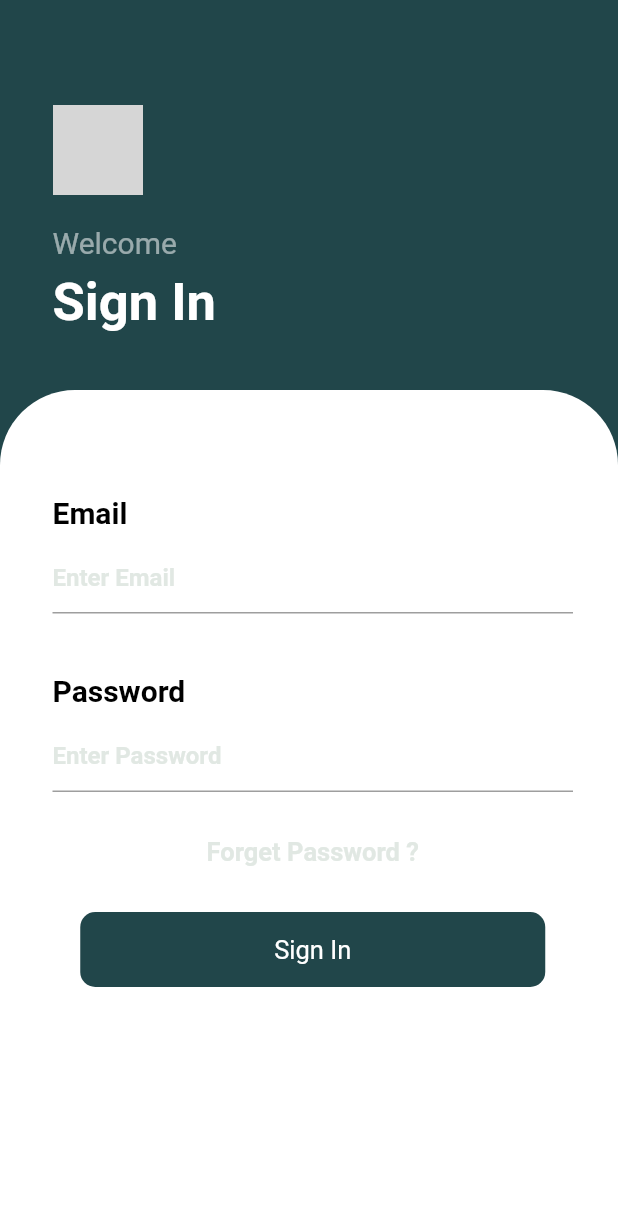
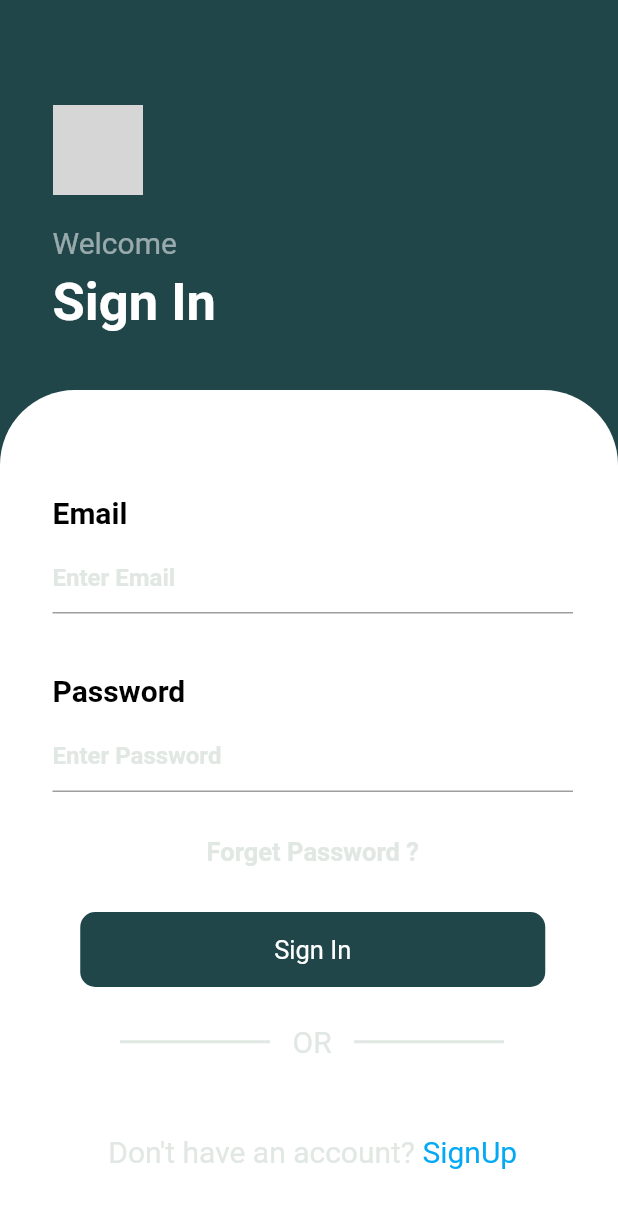
Before and after one commit to Elmurodjon01/databasetask2, a Flutter app: the screen it shows after launch, on a phone screen of 412 x 824 dp. Shown: the top 1208 px of the screen. Run offline on Flutter 3.47's test engine with Material 2 defaults, Android fonts, the phone set to English and light mode, and no system bars; our stand-ins replace hive, hive_flutter; accounts and stored records are empty; network calls fail; grey boxes are pictures that could not be loaded.

```diff
--- a/lib/pages/loginPage.dart
+++ b/lib/pages/loginPage.dart
@@ -1,5 +1,5 @@
-import 'package:circular_profile_avatar/circular_profile_avatar.dart';
 import 'package:flutter/material.dart';
+import 'package:hive/hive.dart';
 
 import '../parts.dart';
 
@@ -9,8 +9,10 @@ class LoginPage extends StatefulWidget {
   @override
   State<LoginPage> createState() => _LoginPageState();
 }
+
 final _emailController = TextEditingController();
 final _passwordController = TextEditingController();
+
 class _LoginPageState extends State<LoginPage> {
   @override
   Widget build(BuildContext context) {
@@ -54,16 +56,53 @@ class _LoginPageState extends State<LoginPage> {
                   crossAxisAlignment: CrossAxisAlignment.start,
                   children: [
                     Parts().emailpassText('Email'),
-                    const SizedBox(height: 8,),
+                    const SizedBox(
+                      height: 8,
+                    ),
                     Parts().reusableTextField(_emailController, 'Enter Email'),
-                    const SizedBox(height: 40,),
+                    const SizedBox(
+                      height: 40,
+                    ),
                     Parts().emailpassText('Password'),
-                    const SizedBox(height: 8,),
-                    Parts().reusableTextField(_passwordController, 'Enter Password'),
-                    const SizedBox(height: 30,),
+                    const SizedBox(
+                      height: 8,
+                    ),
+                    Parts().reusableTextField(
+                        _passwordController, 'Enter Password'),
+                    const SizedBox(
+                      height: 30,
+                    ),
                     Parts().forget(),
-                    const SizedBox(height: 30,),
-                    Parts().customButton('Sign In'),
+                    const SizedBox(
+                      height: 30,
+                    ),
+                    Center(
+                      child: GestureDetector(
+                        onTap: _doSignIn,
+                        child: Container(
+                          height: 50,
+                          width: 310,
+                          decoration: BoxDecoration(
+                            color: const Color(0xFF21464a),
+                            borderRadius: BorderRadius.circular(10),
+                          ),
+                          child: const Center(
+                            child: Text(
+                              'Sign In',
+                              style: TextStyle(color: Colors.white, fontSize: 17),
+                            ),
+                          ),
+                        ),
+                      ),
+                    ),
+                    const SizedBox(
+                      height: 25,
+                    ),
+                    Parts().or(),
+                    const SizedBox(
+                      height: 50,
+                    ),
+                    Parts.ask(context, 'Don\'t have an account? ', 'SignUp')
                   ],
                 ),
               ),
@@ -73,4 +112,18 @@ class _LoginPageState extends State<LoginPage> {
       ),
     );
   }
+
+  _doSignIn() {
+    String username = _emailController.text.toString().trim();
+    String password = _passwordController.text.toString().trim();
+
+    var box = Hive.box('task2');
+
+    box.put('username', username);
+    box.put('password', password);
+    String id = box.get('username');
+    String pw = box.get('password');
+    print(id);
+    print(pw);
+  }
 }
--- a/lib/parts.dart
+++ b/lib/parts.dart
@@ -1,3 +1,4 @@
+import 'package:databasetask2/pages/signUpPage.dart';
 import 'package:flutter/material.dart';
 
 class Parts {
@@ -64,19 +65,69 @@ class Parts {
     );
   }
 
-  Widget customButton(String label){
-    return Center(
-      child: Container(
-        height: 50,
-        width: 310,
-        decoration: BoxDecoration(
-          color: const Color(0xFF21464a),
-          borderRadius: BorderRadius.circular(10),
-        ),
-        child:  Center(
-          child: Text(label, style: const TextStyle(color: Colors.white, fontSize: 17),),
-        ),
+  // Widget customButton(String label) {
+  //   return
+  // }
+
+  Widget or() {
+    return Container(
+      padding: const EdgeInsets.only(left: 45),
+      child: Row(
+        children: [
+          Container(
+            width: 100,
+            color: const Color(0xFFe1e8e3),
+            height: 2,
+          ),
+          const SizedBox(width: 15,),
+          const Text(
+            'OR',
+            style: TextStyle(color: Color(0xFFe1e8e3), fontSize: 20),
+          ),
+          const SizedBox(width: 15,),
+          Container(
+            width: 100,
+            color: const Color(0xFFe1e8e3),
+            height: 2,
+          ),
+        ],
       ),
     );
   }
+
+  static Widget ask(BuildContext context, String text1, String text2) {
+    return Row(
+      mainAxisAlignment: MainAxisAlignment.center,
+      children: [
+        Text(
+          text1,
+          style: const TextStyle(color: Color(0xFFe1e8e3), fontSize: 20),
+        ),
+        GestureDetector(
+          onTap: () {
+            // Navigator.push(
+            //   context,
+            //   MaterialPageRoute(
+            //     builder: (context) => SignUpPage(),
+            //   ),
+            // );
+          },
+          child: GestureDetector(
+            onTap: (){
+              Navigator.push(
+                context,
+                MaterialPageRoute(
+                  builder: (context) => SignUpPage(),
+                ),
+              );
+            },
+            child: Text(
+              text2,
+              style: const TextStyle(color: Colors.lightBlue, fontSize: 20),
+            ),
+          ),
+        ),
+      ],
+    );
+  }
 }
--- a/pubspec.yaml
+++ b/pubspec.yaml
@@ -38,7 +38,6 @@ dependencies:
   cupertino_icons: ^1.0.2
   hive_flutter: ^1.1.0
   hive: ^2.2.3
-  circular_profile_avatar: ^2.0.5
 
 dev_dependencies:
   flutter_test:
```
Also changed, not shown: lib/database_service/DBServices.dart (added, +33 -0 lines), lib/model/user.dart (added, +15 -0 lines), lib/pages/signUpPage.dart (+21 -0 lines), pubspec.lock.
